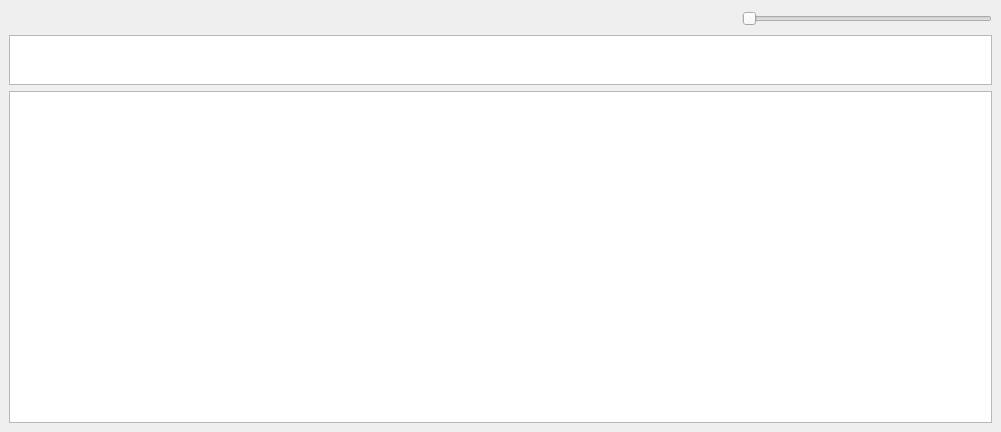
Old version of the form app/ui/interfaces/dock_interfaces/editor_dock_interfaces/timeline_editor_dock_interface.ui in the repository CoolMucit/vidmon.
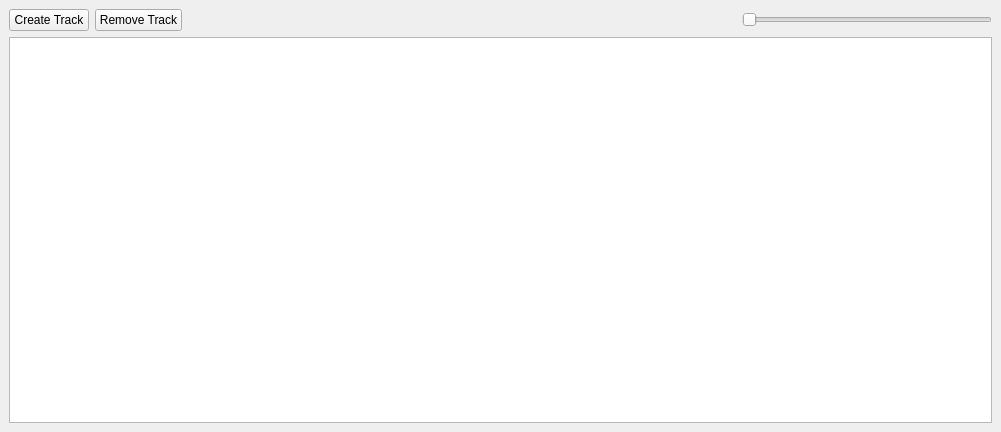
New version of the form.

Patch:
```diff
--- a/app/ui/interfaces/dock_interfaces/editor_dock_interfaces/timeline_editor_dock_interface.ui
+++ b/app/ui/interfaces/dock_interfaces/editor_dock_interfaces/timeline_editor_dock_interface.ui
@@ -17,6 +17,20 @@
    <layout class="QVBoxLayout" name="verticalLayout">
     <item>
      <layout class="QHBoxLayout" name="horizontalLayout">
+      <item>
+       <widget class="QPushButton" name="timelineCreateTrackButton">
+        <property name="text">
+         <string>Create Track</string>
+        </property>
+       </widget>
+      </item>
+      <item>
+       <widget class="QPushButton" name="timelineRemoveTrackButton">
+        <property name="text">
+         <string>Remove Track</string>
+        </property>
+       </widget>
+      </item>
       <item>
        <spacer name="horizontalSpacer">
         <property name="orientation">
@@ -51,22 +65,6 @@
       </item>
      </layout>
     </item>
-    <item>
-     <widget class="QGraphicsView" name="timelineRulerGraphicsView">
-      <property name="minimumSize">
-       <size>
-        <width>0</width>
-        <height>50</height>
-       </size>
-      </property>
-      <property name="maximumSize">
-       <size>
-        <width>16777215</width>
-        <height>50</height>
-       </size>
-      </property>
-     </widget>
-    </item>
     <item>
      <widget class="QGraphicsView" name="timelineEditorGraphicsView"/>
     </item>
```
